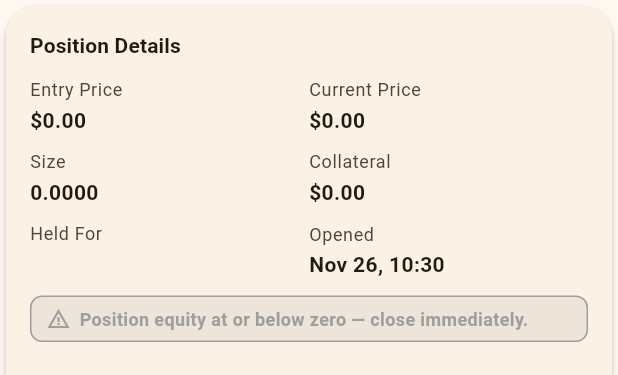
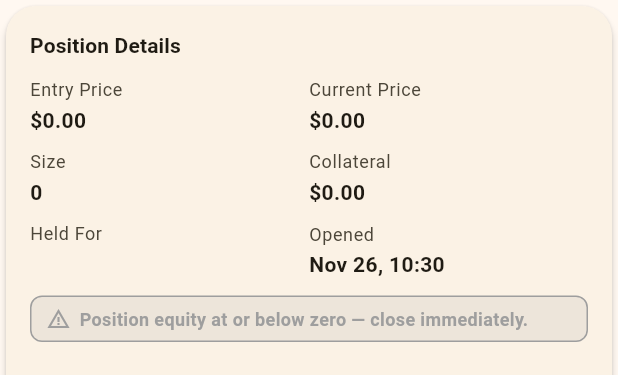
Before and after one commit to samwaseee/Trade-Crypto-App, a Flutter app: the _PositionStatsCard widget shown alone on an empty page, opened directly with empty values, on a phone screen of 412 x 824 dp. Shown: the top 375 px of the screen. Run offline on Flutter 3.47's test engine with Material 3 defaults, Android fonts, the phone set to English and light mode, and no system bars; our stand-ins replace cloud_firestore, firebase_auth, firebase_core, material_ui, syncfusion_flutter_charts; missing offline and left inert: chart_sparkline; accounts and stored records are empty; network calls fail.

Commit message:
Fix trade pricing and small quantity display
Co-authored-by: Copilot <223556219+Copilot@users.noreply.github.com>

```diff
--- a/lib/View/Components/item.dart
+++ b/lib/View/Components/item.dart
@@ -122,7 +122,7 @@ class Item extends StatelessWidget {
                     ),
                     const SizedBox(height: 4),
                     Text(
-                      '${transaction['amount'].toStringAsFixed(2)} @ \$${formatUsd(transaction['price'])}',
+                      '${formatQuantity(amount)} @ \$${formatUsd(entryPrice)}',
                       maxLines: 1,
                       overflow: TextOverflow.ellipsis,
                       style: theme.textTheme.bodySmall
--- a/lib/View/asset_detail_screen.dart
+++ b/lib/View/asset_detail_screen.dart
@@ -164,7 +164,7 @@ class _AssetDetailScreenState extends State<AssetDetailScreen> {
       builder: (ctx) => AlertDialog(
         title: const Text('Close Position'),
         content: Text(
-          'Close your ${tradeLabel(_type)} of $_amount ${widget.coin.symbol.toUpperCase()} at '
+          'Close your ${tradeLabel(_type)} of ${formatQuantity(_amount)} ${widget.coin.symbol.toUpperCase()} at '
           '\$${formatUsd(_livePrice)}?\n\n'
           'Est. PnL: ${formatSignedUsd(_pnl)}',
         ),
@@ -582,7 +582,7 @@ class _PositionStatsCard extends StatelessWidget {
             const SizedBox(height: 10),
             Row(
               children: [
-                Expanded(child: _stat('Size', amount.toStringAsFixed(4))),
+                Expanded(child: _stat('Size', formatQuantity(amount))),
                 Expanded(child: _stat('Collateral', '\$${formatUsd(cost)}')),
               ],
             ),
--- a/lib/utils/format.dart
+++ b/lib/utils/format.dart
@@ -18,6 +18,9 @@ String formatUsd(num value) {
   }
 }
 
+String formatQuantity(num value) =>
+    NumberFormat('#,##0.########', 'en_US').format(value);
+
 String formatSignedUsd(num value) {
   if (value.abs() < 0.005) {
     return '\$${formatUsd(0)}';
```
Also changed, not shown: lib/View/selectCoin.dart (+9 -5 lines), 1 other file.
